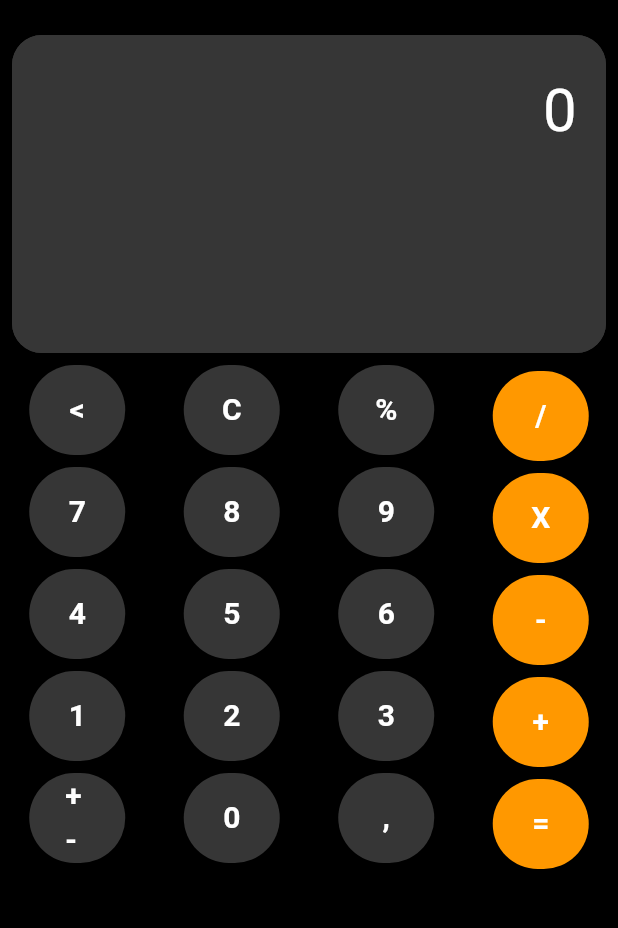
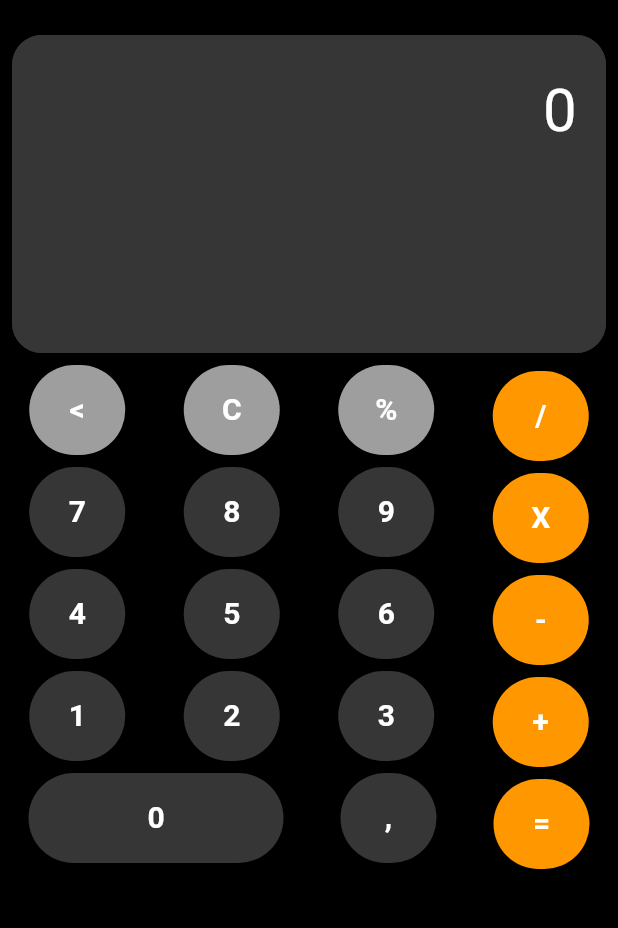
Before and after one commit to raulivan/calculadora2k26, a Flutter app: the screen it shows after launch, on a phone screen of 412 x 824 dp, the part 61-989 px from its top. Run offline on Flutter 3.47's test engine with Material 3 defaults, Android fonts, the phone set to English and light mode, and no system bars.

Commit message:
refactor: Atualização da cor dos botoes

```diff
--- a/lib/src/ui/views/home/home_page.dart
+++ b/lib/src/ui/views/home/home_page.dart
@@ -35,9 +35,9 @@ class _HomePageState extends State<HomePage> {
           Row(
             mainAxisAlignment: MainAxisAlignment.spaceAround,
             children: [
-              Botao(texto: "<", onPressed: () => _controller.onPressedApagar()),
-              Botao(texto: "C", onPressed: ()=> _controller.onPressedLimpar()),
-              Botao(texto: "%", onPressed: () {}),
+              Botao(texto: "<", backgroundColor: Colors.grey, onPressed: () => _controller.onPressedApagar()),
+              Botao(texto: "C", backgroundColor: Colors.grey,onPressed: ()=> _controller.onPressedLimpar()),
+              Botao(texto: "%", backgroundColor: Colors.grey, onPressed: () => _controller.onPressedOperacao("%")),
               BotaoOperacao(texto: "/", onPressed:() => _controller.onPressedOperacao("/")),
             ],
           ),
@@ -71,8 +71,7 @@ class _HomePageState extends State<HomePage> {
           Row(
             mainAxisAlignment: MainAxisAlignment.spaceAround,
             children: [
-              Botao(texto: "+-", onPressed: () {}),
-              Botao(texto: "0", onPressed: () => _controller.onPressedDigitos("0")),
+              Botao(width: 170, texto: "0", onPressed: () => _controller.onPressedDigitos("0")),
               Botao(texto: ",", onPressed: () => _controller.onPressedDigitos(".")),
               BotaoOperacao(texto: "=", onPressed: () => _controller.onPressedCacular()),
             ],
--- a/lib/src/ui/views/home/widgets/botao_widget.dart
+++ b/lib/src/ui/views/home/widgets/botao_widget.dart
@@ -3,7 +3,9 @@ import 'package:flutter/material.dart';
 class Botao extends StatelessWidget {
   final String texto;
   final  void Function()? onPressed;
-  const Botao({super.key, required this.texto, this.onPressed});
+  final double width;
+  final Color? backgroundColor;
+  const Botao({super.key, required this.texto, this.onPressed,this.backgroundColor, this.width = 60});
 
   @override
   Widget build(BuildContext context) {
@@ -15,9 +17,9 @@ class Botao extends StatelessWidget {
         // Aparência do botão
         style: FilledButton.styleFrom(
           // Define a cor de fundo do botão
-          backgroundColor: const Color.fromARGB(255, 54, 54, 54),
+          backgroundColor: backgroundColor ?? const Color.fromARGB(255, 54, 54, 54),
           // Define o tamanho fixo do botão
-          fixedSize: Size(60, 60),
+          fixedSize: Size(width, 60),
           // Define a forma do botão
           shape: RoundedRectangleBorder(
             // Define cantos arredondados para o botão
@@ -25,7 +27,9 @@ class Botao extends StatelessWidget {
           ),
         ),
         // Personaliza a aparecia do texto do botão
-        child: Text(texto, style: TextStyle(fontSize: 20,fontWeight: FontWeight.bold)),
+        child: Text(texto,
+        style: TextStyle(fontSize: 20,
+        fontWeight: FontWeight.bold)),
       ),
     );
   }
--- a/lib/src/ui/views/view_models/home_controller.dart
+++ b/lib/src/ui/views/view_models/home_controller.dart
@@ -44,6 +44,9 @@ class HomeController{
       case '/':
         result = segundoOperandoDouble != 0 ? primeiroOperandoDouble / segundoOperandoDouble : 0.0;
         break;
+      case '%':
+        result =  (primeiroOperandoDouble * segundoOperandoDouble) / 100;
+        break;
     }
 
     displayController.text = result.toString();
```
